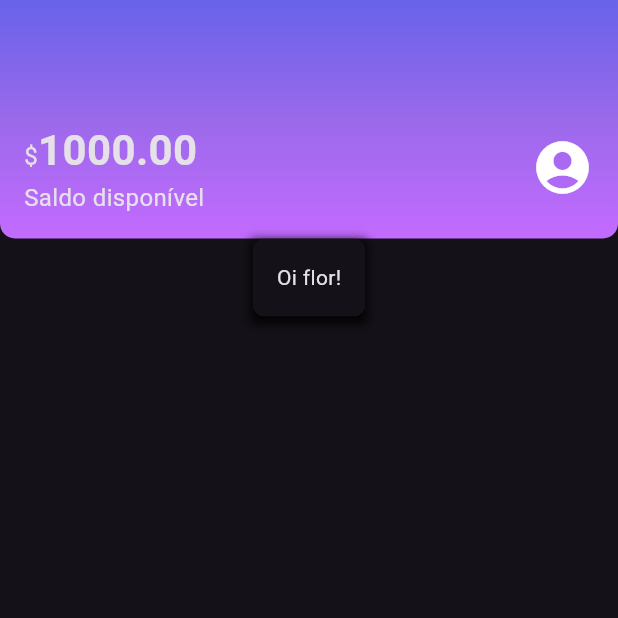
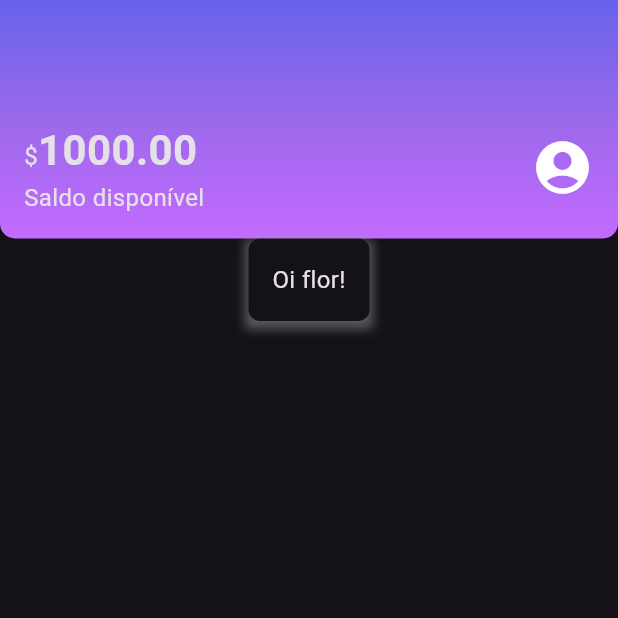
Before and after one commit to cristijung/flutter-bank, a Flutter app: the screen it shows after launch, on a phone screen of 412 x 824 dp, the top half of it. Run offline on Flutter 3.47's test engine with Material 3 defaults, Android fonts, the phone set to English and light mode, and no system bars.

Commit message:
ajustando o theme para textos e header ... uma delícia

```diff
--- a/lib/components/box_card.dart
+++ b/lib/components/box_card.dart
@@ -10,7 +10,7 @@ class BoxCard extends StatelessWidget {
       decoration: BoxDecoration(
         boxShadow: [
           BoxShadow(
-            color: Colors.black.withOpacity(0.9), //verificar aqui depois
+            color: Colors.grey.withOpacity(0.5), //verificar aqui depois
             spreadRadius: 2,
             blurRadius: 5,
             offset: const Offset(0, 3),
--- a/lib/components/sections/header.dart
+++ b/lib/components/sections/header.dart
@@ -1,4 +1,5 @@
 import 'package:flutter/material.dart';
+import '../../themes/theme_colors.dart';
 
 class Header extends StatelessWidget {
   const Header({super.key});
@@ -10,11 +11,7 @@ class Header extends StatelessWidget {
         gradient: LinearGradient(
           begin: Alignment.topCenter,
           end: Alignment.bottomCenter,
-          colors: <Color>[
-            Color.fromRGBO(103, 99, 234, 1.0),
-            Color.fromRGBO(155, 105, 234, 1.0),
-            Color.fromRGBO(195, 107, 255, 1.0),
-          ],
+          colors: ThemeColors.headerGradient,
         ),
         borderRadius: BorderRadius.vertical(
           bottom: Radius.circular(10),
@@ -32,7 +29,6 @@ class Header extends StatelessWidget {
                     //estilizando os textos de forma separada
                     TextSpan(
                       text: '\$',
-                      style: TextStyle(fontSize: 16),
                       children: <TextSpan>[
                         TextSpan(
                           text: '1000.00',
@@ -44,7 +40,6 @@ class Header extends StatelessWidget {
                   ),
                   Text(
                     'Saldo disponível',
-                    style: TextStyle(fontSize: 16),
                   ),
                 ],
               ),
--- a/lib/main.dart
+++ b/lib/main.dart
@@ -1,5 +1,6 @@
 import 'package:flutter/material.dart';
 import 'package:flutterbank/screens/home.dart';
+import 'package:flutterbank/themes/my_theme.dart';
 
 void main() {
   runApp(const Flutterbank());
@@ -12,7 +13,7 @@ class Flutterbank extends StatelessWidget {
   Widget build(BuildContext context) {
     return MaterialApp(
       title: 'FlutterBank',
-      theme: ThemeData.dark(),
+      theme: MyTheme,
       home: const Home(),
     );
 
--- a/lib/themes/my_theme.dart
+++ b/lib/themes/my_theme.dart
@@ -1,6 +1,11 @@
-
 import 'package:flutter/material.dart';
+import 'package:flutterbank/themes/theme_colors.dart';
 
 ThemeData MyTheme = ThemeData(
-
-);
+    primarySwatch: ThemeColors.primaryColor,
+    primaryColor: ThemeColors.primaryColor,
+    brightness: Brightness.dark,
+    textTheme: TextTheme(
+        bodyMedium: TextStyle(
+      fontSize: 16,
+    )));
--- /dev/null
+++ b/lib/themes/theme_colors.dart
@@ -0,0 +1,11 @@
+//variáveis de cores
+import 'package:flutter/material.dart';
+
+class ThemeColors {
+  static const MaterialColor primaryColor = Colors.purple;
+  static const List<Color> headerGradient = [
+    Color.fromRGBO(103, 99, 234, 1.0),
+    Color.fromRGBO(155, 105, 234, 1.0),
+    Color.fromRGBO(195, 107, 255, 1.0),
+  ];
+}
```
